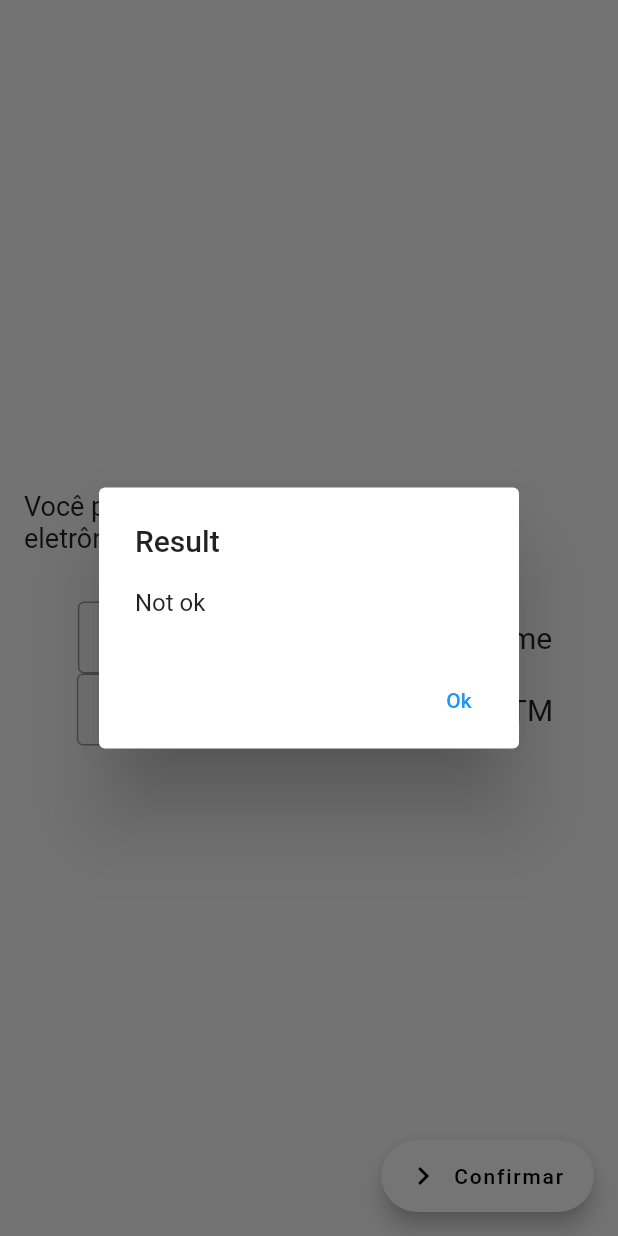
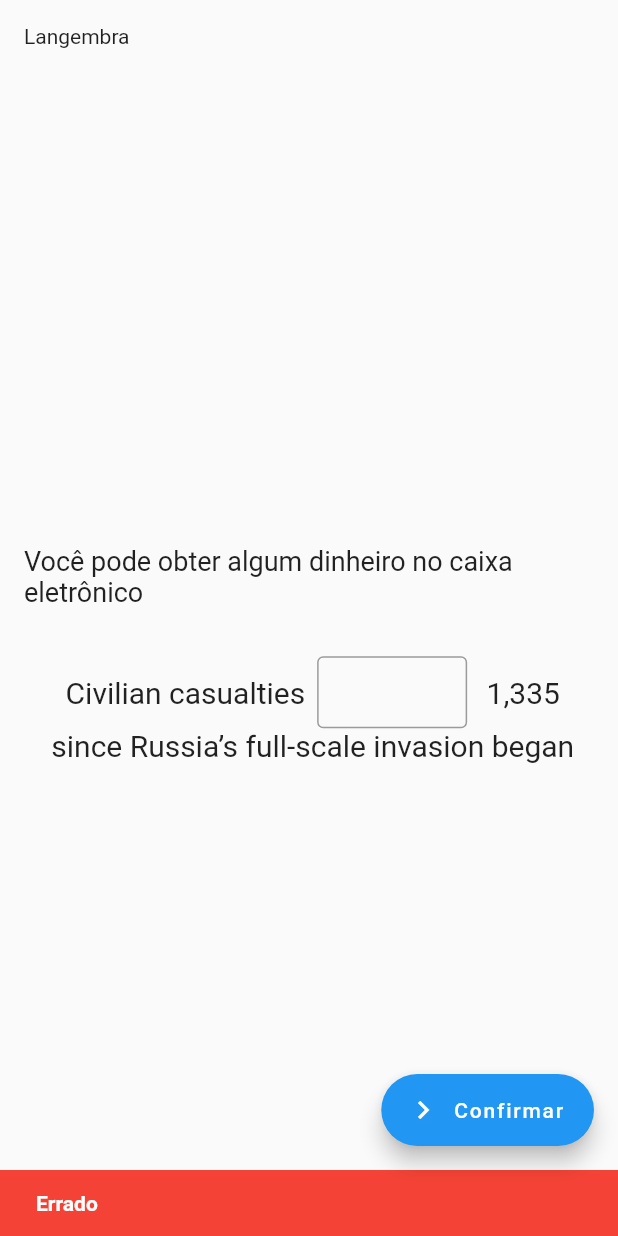
Before and after one commit to pauloasjx/langembra, a Flutter app: the screen it shows after launch, after a tap on "Confirmar", on a phone screen of 412 x 824 dp. Run offline on Flutter 3.47's test engine with Material 2 defaults, Android fonts, the phone set to English and light mode, and no system bars; our stand-ins replace dio.

Commit message:
Home, sentence, main, just trying stuff

```diff
--- a/lib/main.dart
+++ b/lib/main.dart
@@ -1,5 +1,5 @@
 import 'package:flutter/material.dart';
-import 'modules/home/home_screen.dart';
+import 'package:langembra/modules/home/home_screen.dart';
 
 void main() {
   runApp(App());
--- a/lib/modules/home/home_screen.dart
+++ b/lib/modules/home/home_screen.dart
@@ -1,7 +1,7 @@
 import 'package:flutter/material.dart';
-import 'package:langembra/services/article_service.dart';
-import 'package:langembra/services/special_random_service.dart';
 import 'package:langembra/widgets/sentence_widget.dart';
+
+enum AnswerState { nothing, correct, wrong }
 
 class HomeScreen extends StatefulWidget {
   HomeScreen({Key? key, required this.title}) : super(key: key);
@@ -13,53 +13,59 @@ class HomeScreen extends StatefulWidget {
 }
 
 class _HomeScreenState extends State<HomeScreen> {
-  void fetch() async {
-    try {
-      final specialRandom = await SpecialRandomService().generate();
-      final article = await ArticleService().fetch(specialRandom.pageName);
+  late List<String> samples;
+  int current = 0;
+  AnswerState answerState = AnswerState.nothing;
 
-      print(article.getSentence());
-    } catch (e) {
-      print(e);
-    }
+  @override
+  void initState() {
+    super.initState();
+    this.samples = [
+      "You can get some cash from the ATM",
+      "Civilian casualties reach 1,335 since Russia’s full-scale invasion began",
+      "474 civilians have been killed and 861 injured"
+    ];
+    this.current = 0;
   }
 
   @override
   Widget build(BuildContext context) {
-    final String sample = "You can get some cash from the ATM";
-    final String sample2 = "Você pode obter algum dinheiro no caixa eletrônico";
-
-    final SentenceWidget sentence = SentenceWidget(sample);
+    final SentenceWidget sentence =
+        SentenceWidget(samples.elementAt(this.current));
 
     return Scaffold(
       floatingActionButton: FloatingActionButton.extended(
           onPressed: () async {
-            await showDialog<void>(
-                context: context,
-                builder: (BuildContext context) {
-                  return AlertDialog(
-                    title: Text("Result"),
-                    content: Text(sentence.isRight() ? "Ok" : "Not ok"),
-                    actions: <Widget>[
-                      TextButton(
-                          onPressed: () {
-                            Navigator.pop(context);
+            final bool correct = sentence.isRight();
+            final SnackBar snackBar = SnackBar(
+                content: Text(correct ? "Correto" : "Errado",
+                    style: TextStyle(fontWeight: FontWeight.bold)),
+                duration: Duration(seconds: 1),
+                backgroundColor: correct ? Colors.green : Colors.red);
+            ScaffoldMessenger.of(context).showSnackBar(snackBar);
+            if (this.current < this.samples.length - 1) {
+              setState(() {
+                current += 1;
+              });
+            }
           },
-                          child: Text("Ok"))
-                    ],
-                  );
-                });
-          },
-          backgroundColor: Colors.white,
-          label: Text("Confirmar", style: TextStyle(color: Colors.black)),
-          icon: Icon(Icons.navigate_next, color: Colors.black)),
+          label: Text("Confirmar"),
+          icon: Icon(Icons.navigate_next)),
       body: Center(
+        child: Column(
+          children: [
+            Container(
+                child: Row(children: [Text("Langembra")]),
+                margin: EdgeInsets.all(16.0)),
+            Expanded(
               child: Column(
                 mainAxisAlignment: MainAxisAlignment.center,
                 children: [
                   Container(
                     margin: EdgeInsets.all(16.0),
-              child: Text(sample2, style: TextStyle(fontSize: 18)),
+                    child: Text(
+                        "Você pode obter algum dinheiro no caixa eletrônico",
+                        style: TextStyle(fontSize: 18)),
                   ),
                   Container(
                     margin: EdgeInsets.all(16.0),
@@ -68,6 +74,9 @@ class _HomeScreenState extends State<HomeScreen> {
                 ],
               ),
             ),
+          ],
+        ),
+      ),
     );
   }
 }
--- a/lib/widgets/sentence_widget.dart
+++ b/lib/widgets/sentence_widget.dart
@@ -9,7 +9,7 @@ class SentenceWidget extends StatelessWidget {
         .split(" ")
         .asMap()
         .map((idx, s) =>
-            MapEntry(idx, idx % 2 == 0 ? WordInputWidget(s) : WordWidget(s)))
+            MapEntry(idx, idx == 2 ? WordInputWidget(s) : WordWidget(s)))
         .values
         .toList();
     this.text = text;
```
Lines whose indentation alone changed are shown as unchanged.
